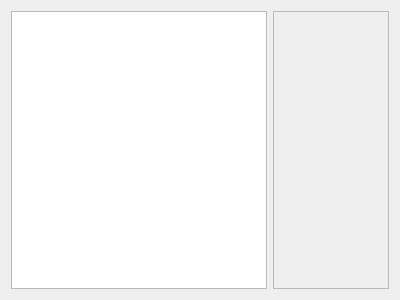
The window that devices/tweezer_arranger/tweezer_arranger.configuration_editor/tweezer_arranger/configuration_editor/configuration_editor.ui (light-scattering-iogs/caqtus) describes before a commit, drawn with Qt 5.
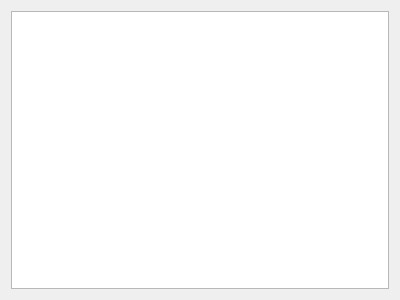
The same window after the commit.

Commit message: Tweaks tweezer config editor

Patch:
```diff
--- a/devices/tweezer_arranger/tweezer_arranger.configuration_editor/tweezer_arranger/configuration_editor/configuration_editor.ui
+++ b/devices/tweezer_arranger/tweezer_arranger.configuration_editor/tweezer_arranger/configuration_editor/configuration_editor.ui
@@ -15,20 +15,10 @@
   </property>
   <layout class="QHBoxLayout" name="horizontalLayout_2">
    <item>
-    <layout class="QHBoxLayout" name="_layout" stretch="0,1">
+    <layout class="QHBoxLayout" name="_layout" stretch="0">
      <item>
       <widget class="QListView" name="list_view"/>
      </item>
-     <item>
-      <widget class="QFrame" name="frame">
-       <property name="frameShape">
-        <enum>QFrame::StyledPanel</enum>
-       </property>
-       <property name="frameShadow">
-        <enum>QFrame::Raised</enum>
-       </property>
-      </widget>
-     </item>
     </layout>
    </item>
   </layout>
```
The commit also changes 2 other files.
